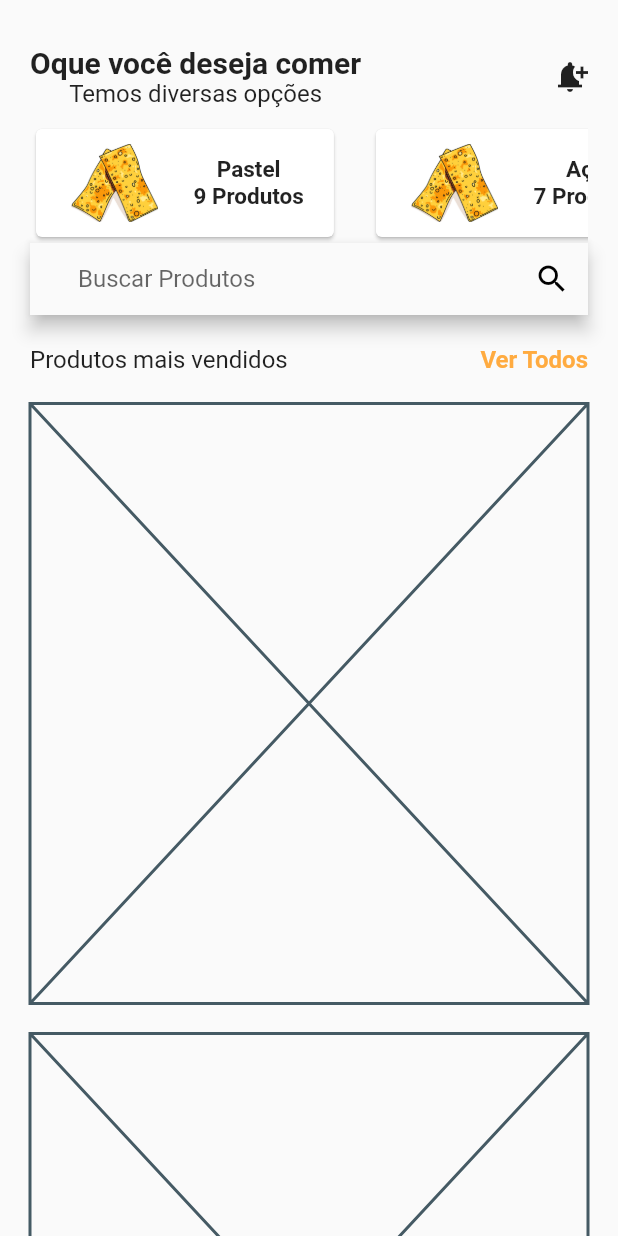
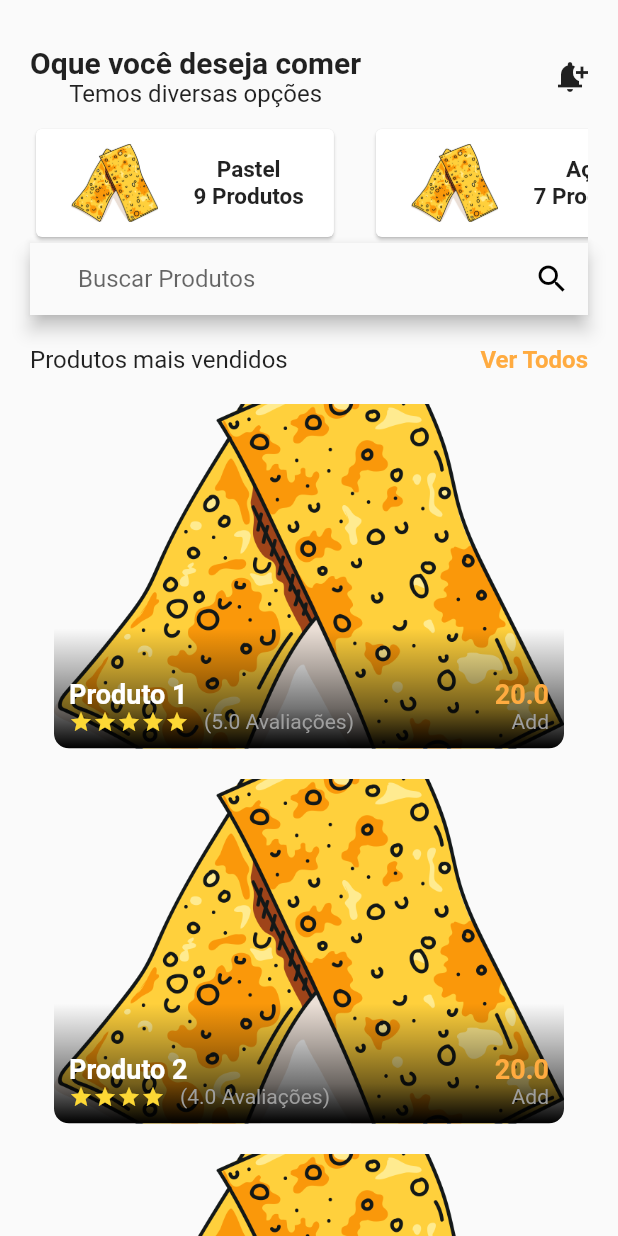
Before and after one commit to Israel-Oliveira/aula-templates, a Flutter app: the screen it shows after launch, on a phone screen of 412 x 824 dp. Run offline on Flutter 3.47's test engine with Material 2 defaults, Android fonts, the phone set to English and light mode, and no system bars.

Commit message:
Começo do Desenvlvimento das novas telas

```diff
--- a/App/lib/src/Components/cardProdutos.dart
+++ b/App/lib/src/Components/cardProdutos.dart
@@ -23,6 +23,118 @@ class CardProduto extends StatefulWidget {
 class _CardProdutoState extends State<CardProduto> {
   @override
   Widget build(BuildContext context) {
-    return const Placeholder();
+    return ClipRRect(
+      borderRadius: const BorderRadius.all(
+        Radius.circular(10.0),
+      ),
+      child: Stack(
+        children: [
+          Container(
+            height: 230.0,
+            width: 340.0,
+            child: Image(
+              image: AssetImage(widget.imagem),
+              fit: BoxFit.cover,
+            ),
+          ),
+          Positioned(
+              left: 0.0,
+              bottom: 0.0,
+              width: 340,
+              height: 80,
+              child: Container(
+                decoration: const BoxDecoration(
+                    gradient: LinearGradient(
+                        begin: Alignment.bottomCenter,
+                        end: Alignment.topCenter,
+                        colors: [
+                      Colors.black,
+                      Colors.black54,
+                      Colors.black26,
+                      Colors.transparent
+                    ])),
+              )),
+          Positioned(
+            left: 10.0,
+            bottom: 10.0,
+            right: 10.0,
+            child: Row(
+              mainAxisAlignment: MainAxisAlignment.spaceBetween,
+              children: [
+                Column(
+                  crossAxisAlignment: CrossAxisAlignment.start,
+                  children: [
+                    Text(
+                      widget.nome,
+                      style: const TextStyle(
+                          fontSize: 18,
+                          fontWeight: FontWeight.bold,
+                          color: Colors.white),
+                    ),
+                    Row(
+                      children: [
+                        if (widget.avaiacoes >= 1)
+                          Icon(
+                            Icons.star,
+                            color: Colors.yellow.shade600,
+                            size: 16,
+                          ),
+                        if (widget.avaiacoes >= 2)
+                          Icon(
+                            Icons.star,
+                            color: Colors.yellow.shade600,
+                            size: 16,
+                          ),
+                        if (widget.avaiacoes >= 3)
+                          Icon(
+                            Icons.star,
+                            color: Colors.yellow.shade600,
+                            size: 16,
+                          ),
+                        if (widget.avaiacoes >= 4)
+                          Icon(
+                            Icons.star,
+                            color: Colors.yellow.shade600,
+                            size: 16,
+                          ),
+                        if (widget.avaiacoes >= 5)
+                          Icon(
+                            Icons.star,
+                            color: Colors.yellow.shade600,
+                            size: 16,
+                          ),
+                        const SizedBox(
+                          width: 10,
+                        ),
+                        Text(
+                          "(${widget.avaiacoes} Avaliações)",
+                          style: const TextStyle(color: Colors.grey),
+                        )
+                      ],
+                    )
+                  ],
+                ),
+                Column(
+                  crossAxisAlignment: CrossAxisAlignment.end,
+                  children: [
+                    Text(
+                      widget.valor.toString(),
+                      style: const TextStyle(
+                          fontSize: 18,
+                          fontWeight: FontWeight.bold,
+                          color: Colors.orangeAccent),
+                    ),
+                    const Text(
+                      "Add",
+                      style: TextStyle(color: Colors.grey),
+                    )
+                  ],
+                )
+              ],
+            ),
+          )
+        ],
+      ),
+    );
   }
 }
--- a/App/lib/src/Pages/tela_inicial.dart
+++ b/App/lib/src/Pages/tela_inicial.dart
@@ -65,7 +65,8 @@ class _TelaInicialState extends State<TelaInicial> {
           categoria: produto.categoria,
           valor: produto.valor,
           desconto: produto.desconto,
-          avaiacoes: produto.avaliacoes),
+          avaiacoes: produto.avaliacoes
+          ),
     );
   }
 }
```
